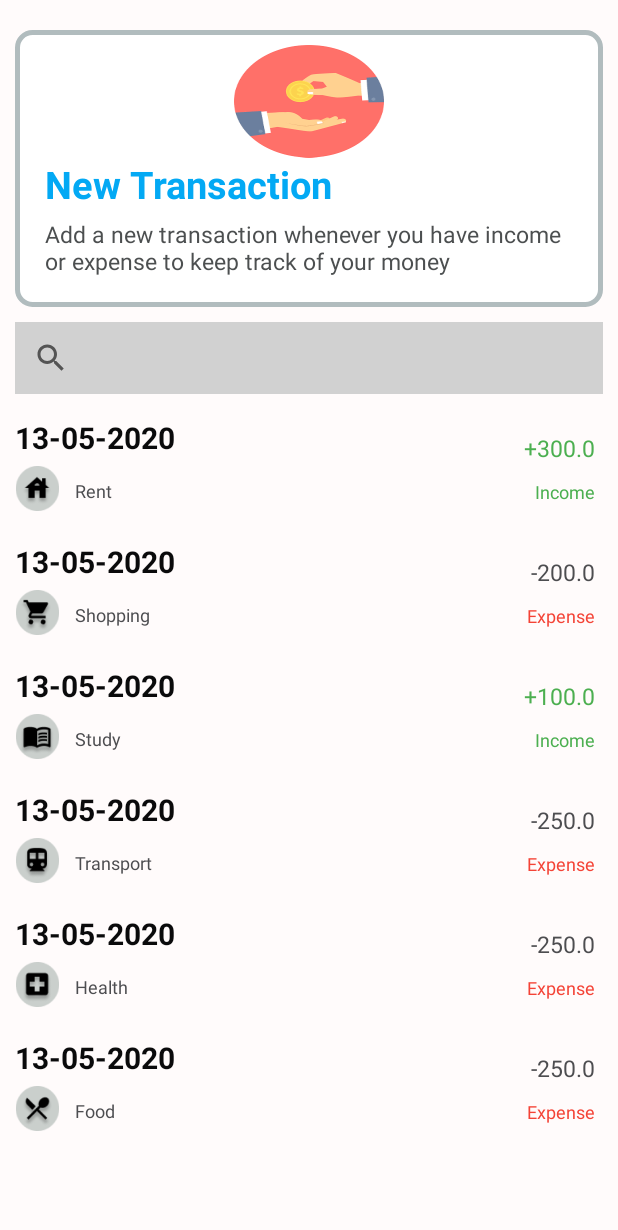
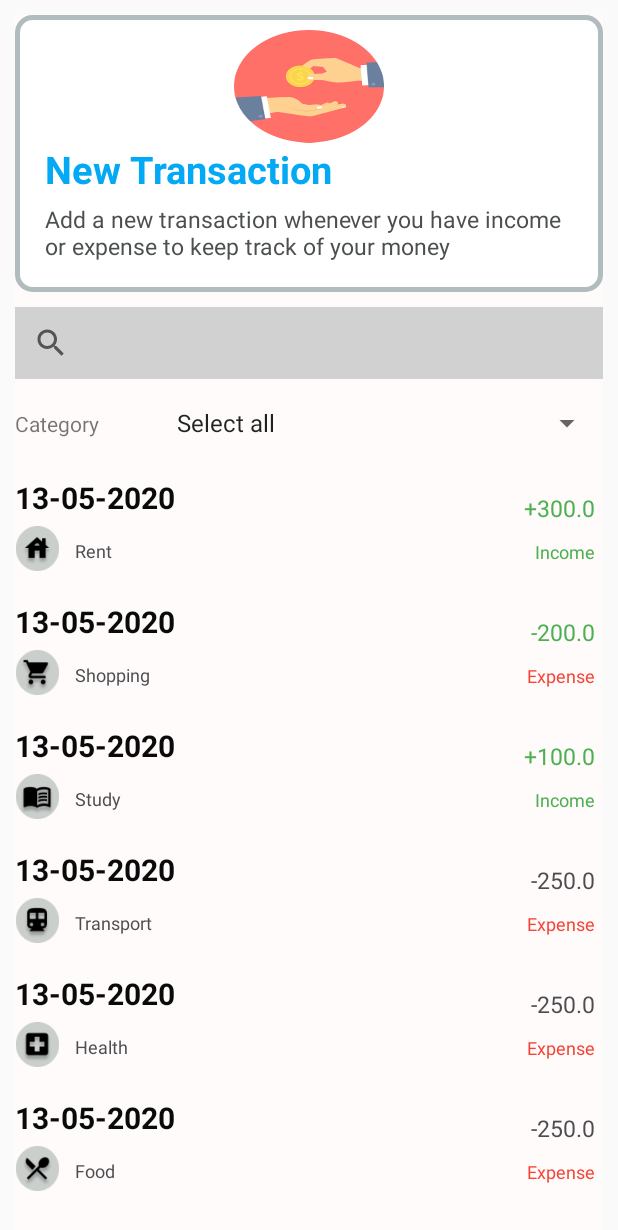
Before and after one commit to VishnuJayanand/PocketControl, an Android app: the fragment TransactionFragment shown on its own in the app's theme, on a phone screen of 412 x 824 dp. Shown: the top 1230 px of the screen. Run offline under Robolectric (Android 15) with nearby library versions, the phone set to English and light mode, and no system bars; our stand-ins replace Room's generated code.

Commit message:
add category filter to the transactions screen + few ui adjustments

```diff
--- a/app/src/main/java/com/droidlabs/pocketcontrol/db/category/Category.java
+++ b/app/src/main/java/com/droidlabs/pocketcontrol/db/category/Category.java
@@ -1,5 +1,6 @@
 package com.droidlabs.pocketcontrol.db.category;
 
+import androidx.annotation.NonNull;
 import androidx.annotation.Nullable;
 import androidx.room.ColumnInfo;
 import androidx.room.Entity;
@@ -106,4 +107,14 @@
     public void setIcon(final int categoryIcon) {
         this.icon = categoryIcon;
     }
+
+    /**
+     * Override toString class method to return category name.
+     * @return category name
+     */
+    @NonNull
+    @Override
+    public String toString() {
+        return getName();
+    }
 }
--- a/app/src/main/java/com/droidlabs/pocketcontrol/db/transaction/TransactionDao.java
+++ b/app/src/main/java/com/droidlabs/pocketcontrol/db/transaction/TransactionDao.java
@@ -29,4 +29,12 @@
      */
     @Query("SELECT * FROM transactions")
     List<Transaction> getAllTransactions();
+
+    /**
+     * Retrieve all transactions from a specified category.
+     * @param categoryId category id
+     * @return list of transactions with matching categoryId
+     */
+    @Query("SELECT * FROM transactions WHERE category=:categoryId")
+    List<Transaction> getTransactionsByCategoryId(String categoryId);
 }
--- a/app/src/main/java/com/droidlabs/pocketcontrol/db/transaction/TransactionRepository.java
+++ b/app/src/main/java/com/droidlabs/pocketcontrol/db/transaction/TransactionRepository.java
@@ -30,6 +30,15 @@
     }
 
     /**
+     * Get transactions by categoryID.
+     * @param categoryId category id.
+     * @return all transactions with the corresponding categoryID.
+     */
+    public List<Transaction> getTransactionsByCategoryId(final String categoryId) {
+        return transactionDao.getTransactionsByCategoryId(categoryId);
+    }
+
+    /**
      * Insert a new transaction in the database.
      * @param transaction transaction to be saved.
      */
--- a/app/src/main/java/com/droidlabs/pocketcontrol/ui/transaction/TransactionFragment.java
+++ b/app/src/main/java/com/droidlabs/pocketcontrol/ui/transaction/TransactionFragment.java
@@ -1,11 +1,14 @@
 package com.droidlabs.pocketcontrol.ui.transaction;
 
 import android.os.Bundle;
+import android.util.Log;
 import android.view.LayoutInflater;
 import android.view.View;
 import android.view.ViewGroup;
+import android.widget.AdapterView;
+import android.widget.ArrayAdapter;
 import android.widget.LinearLayout;
-import android.widget.ListView;
+import android.widget.Spinner;
 
 import androidx.annotation.Nullable;
 import androidx.fragment.app.Fragment;
@@ -16,14 +19,18 @@
 import androidx.recyclerview.widget.RecyclerView;
 
 import com.droidlabs.pocketcontrol.R;
-import com.droidlabs.pocketcontrol.db.transaction.Transaction;
+import com.droidlabs.pocketcontrol.db.category.Category;
+import com.droidlabs.pocketcontrol.ui.categories.CategoryViewModel;
 
 import java.util.ArrayList;
+import java.util.List;
 
 
 public class TransactionFragment extends Fragment {
-    private ArrayList<Transaction> transactionsList = new ArrayList<>();
-    private ListView listView;
+
+    private TransactionViewModel transactionViewModel;
+    private CategoryViewModel categoryViewModel;
+    private TransactionListAdapter transactionListAdapter;
 
     @Override
     public final View onCreateView(
@@ -34,18 +41,17 @@
         View view = inf.inflate(R.layout.transaction_listview, container, false);
         RecyclerView recyclerView = view.findViewById(R.id.transactionListView);
 
-        //Create the adapter for Transaction
-        final TransactionListAdapter adapter = new TransactionListAdapter(getActivity());
+        transactionViewModel = new ViewModelProvider(this).get(TransactionViewModel.class);
+        categoryViewModel = new ViewModelProvider(this).get(CategoryViewModel.class);
+        transactionListAdapter = new TransactionListAdapter(getActivity());
 
-        //Set the adapter to list view
-        recyclerView.setAdapter(adapter);
+        recyclerView.setAdapter(transactionListAdapter);
         recyclerView.setLayoutManager(new LinearLayoutManager(getActivity()));
 
-        final TransactionViewModel transactionViewModel = new ViewModelProvider(this).get(TransactionViewModel.class);
+        transactionListAdapter.setTransactions(transactionViewModel.getAllTransactions());
+        LinearLayout addTransactionLayout = view.findViewById(R.id.addTransactionButton);
 
-        adapter.setTransactions(transactionViewModel.getAllTransactions());
-        LinearLayout layout = view.findViewById(R.id.addTransactionButton);
-        layout.setOnClickListener(new View.OnClickListener() {
+        addTransactionLayout.setOnClickListener(new View.OnClickListener() {
             @Override
             public void onClick(final View v)  {
                 Fragment fragment = new AddTransactionFragment();
@@ -56,6 +62,62 @@
                 fragmentTransaction.commit();
             }
         });
+
+        Spinner categoryFilterSpinner = view.findViewById(R.id.category_filter_spinner);
+        ArrayAdapter<Category> categoryFilterAdapter = new ArrayAdapter<>(
+                getActivity(),
+                android.R.layout.simple_spinner_item,
+                buildCategoryFilterList()
+        );
+
+        categoryFilterAdapter.setDropDownViewResource(android.R.layout.simple_spinner_dropdown_item);
+        categoryFilterSpinner.setAdapter(categoryFilterAdapter);
+        categoryFilterSpinner.setOnItemSelectedListener(new SpinnerListener());
+
         return view;
     }
+
+    /**
+     * Helper method to build the category filter list and add a default "Select all" pseudo category.
+     * @return category list.
+     */
+    private List<Category> buildCategoryFilterList() {
+        List<Category> categoryFilterList = new ArrayList<>();
+
+        Category noCategory = new Category(-1, "Select all", -1);
+        List<Category> categories = categoryViewModel.getAllCategories();
+
+        categoryFilterList.add(noCategory);
+        categoryFilterList.addAll(categories);
+
+        return categoryFilterList;
+    }
+
+    private class SpinnerListener implements AdapterView.OnItemSelectedListener {
+
+        /**
+         * Default constructor.
+         */
+        SpinnerListener() { }
+
+        @Override
+        public void onItemSelected(final AdapterView<?> parent, final View view, final int position, final long id) {
+            Category selectedCategory = (Category) parent.getItemAtPosition(position);
+
+            if (selectedCategory.getId() == -1) {
+                transactionListAdapter.setTransactions(transactionViewModel.getAllTransactions());
+            } else {
+                transactionListAdapter.setTransactions(
+                        transactionViewModel.getTransactionsByCategoryId(
+                                selectedCategory.getId().toString()
+                        )
+                );
+            }
+        }
+
+        @Override
+        public void onNothingSelected(final AdapterView<?> parent) {
+            Log.v("SPINNER", "NOTHING SELECTED");
+        }
+    }
 }
--- a/app/src/main/java/com/droidlabs/pocketcontrol/ui/transaction/TransactionViewModel.java
+++ b/app/src/main/java/com/droidlabs/pocketcontrol/ui/transaction/TransactionViewModel.java
@@ -33,6 +33,15 @@
     }
 
     /**
+     * Get transactions by category ID.
+     * @param categoryId category ID
+     * @return return all transactions with the specified category ID.
+     */
+    public List<Transaction> getTransactionsByCategoryId(final String categoryId) {
+        return repository.getTransactionsByCategoryId(categoryId);
+    }
+
+    /**
      * Insert a new transaction in the database.
      * @param transaction transaction to be added.
      */
--- a/app/src/main/res/layout/transaction_listview.xml
+++ b/app/src/main/res/layout/transaction_listview.xml
@@ -1,99 +1,112 @@
 <?xml version="1.0" encoding="utf-8"?>
-<FrameLayout
-    xmlns:android="http://schemas.android.com/apk/res/android"
+<FrameLayout xmlns:android="http://schemas.android.com/apk/res/android"
     xmlns:tools="http://schemas.android.com/tools"
     android:layout_width="match_parent"
     android:layout_height="match_parent"
+    android:layout_marginStart="10dp"
+    android:layout_marginTop="10dp"
+    android:layout_marginEnd="10dp"
     android:background="#FFFBFB">
 
-    <ScrollView
-        android:layout_width="match_parent"
-        android:layout_height="match_parent"
-        tools:layout_editor_absoluteX="1dp"
-        tools:layout_editor_absoluteY="1dp">
-        <LinearLayout
-            android:layout_width="match_parent"
-            android:layout_height="match_parent"
-            android:orientation="vertical"
-            >
     <LinearLayout
         android:layout_width="match_parent"
         android:layout_height="wrap_content"
-                android:background="@drawable/layout_bg"
-                android:layout_marginLeft="10dp"
-                android:layout_marginRight="10dp"
-                android:layout_marginTop="20dp"
-                android:layout_marginBottom="10dp"
-                android:orientation="vertical"
-                android:clickable="true"
-                >
+        android:orientation="vertical">
+
         <LinearLayout
             android:layout_width="match_parent"
+            android:layout_height="wrap_content"
+            android:layout_marginBottom="10dp"
+            android:background="@drawable/layout_bg"
+            android:clickable="true"
+            android:orientation="vertical">
+
+            <LinearLayout
+                android:id="@+id/addTransactionButton"
+                android:layout_width="match_parent"
                 android:layout_height="match_parent"
-                    android:orientation="vertical"
                 android:background="?android:attr/selectableItemBackground"
-                    android:id="@+id/addTransactionButton"
                 android:clickable="true"
-                    >
+                android:orientation="vertical">
+
                 <ImageView
                     android:id="@+id/imageView"
                     android:layout_width="match_parent"
                     android:layout_height="80dp"
                     android:layout_gravity="center"
+                    android:paddingLeft="10dp"
                     android:paddingTop="20dp"
-                        android:paddingLeft="10dp"
                     android:paddingRight="10dp"
                     android:paddingBottom="10dp"
-                        android:src="@drawable/transaction"
                     android:scaleX="2"
-                        android:scaleY="1.5"/>
+                    android:scaleY="1.5"
+                    android:src="@drawable/transaction" />
 
                 <TextView
                     android:id="@+id/txtTitle"
                     android:layout_width="wrap_content"
                     android:layout_height="wrap_content"
                     android:layout_gravity="left"
+                    android:layout_marginStart="20dp"
                     android:layout_marginTop="5dp"
-                        android:layout_marginStart="20dp"
                     android:text="@string/add_transaction"
                     android:textAppearance="?android:attr/textAppearanceMedium"
                     android:textColor="#03A9F4"
                     android:textSize="25sp"
                     android:textStyle="bold"
                     tools:ignore="RtlHardcoded" />
+
                 <TextView
                     android:id="@+id/txtDescription"
                     android:layout_width="wrap_content"
                     android:layout_height="wrap_content"
                     android:layout_gravity="left"
+                    android:layout_marginLeft="20dp"
                     android:layout_marginTop="5dp"
-                        android:layout_marginLeft="20dp"
                     android:layout_marginRight="20dp"
+                    android:paddingBottom="20dp"
                     android:text="Add a new transaction whenever you have income or expense to keep track of your money"
                     android:textAppearance="?android:attr/textAppearanceMedium"
                     android:textColor="#4C4F50"
-                        android:textSize="15sp"
-                        android:paddingBottom="20dp"/>
+                    android:textSize="15sp" />
             </LinearLayout>
         </LinearLayout>
 
         <SearchView
             android:layout_width="match_parent"
             android:layout_height="match_parent"
-                android:background="#d1d1d1"
-                android:layout_marginLeft="10dp"
-                android:layout_marginRight="10dp"
-                />
+            android:background="#d1d1d1" />
+
+        <LinearLayout
+            android:layout_width="match_parent"
+            android:layout_height="match_parent"
+            android:layout_marginTop="10dp"
+            android:orientation="horizontal">
+
+            <TextView
+                android:id="@+id/textView3"
+                android:layout_width="wrap_content"
+                android:layout_height="40dp"
+                android:layout_weight="0"
+                android:width="100dp"
+                android:gravity="center_vertical"
+                android:text="Category" />
+
+            <Spinner
+                android:id="@+id/category_filter_spinner"
+                android:layout_width="fill_parent"
+                android:layout_height="wrap_content"
+                android:layout_weight="1"
+                tools:layout_height="40dp" />
+        </LinearLayout>
+
         <androidx.recyclerview.widget.RecyclerView
+            android:id="@+id/transactionListView"
             android:layout_width="match_parent"
-                android:layout_height="500dp"
-                android:id="@+id/transactionListView"
+            android:layout_height="wrap_content"
             android:cacheColorHint="#00000000"
-                android:paddingTop="10dp"
+            android:divider="#d1d1d1"
             android:dividerHeight="3dp"
-                android:divider="#d1d1d1"
-                android:layout_marginLeft="10dp"
-                android:layout_marginRight="10dp"/>
+            android:paddingTop="10dp" />
     </LinearLayout>
-    </ScrollView>
 </FrameLayout>
```
Lines whose indentation alone changed are shown as unchanged.
